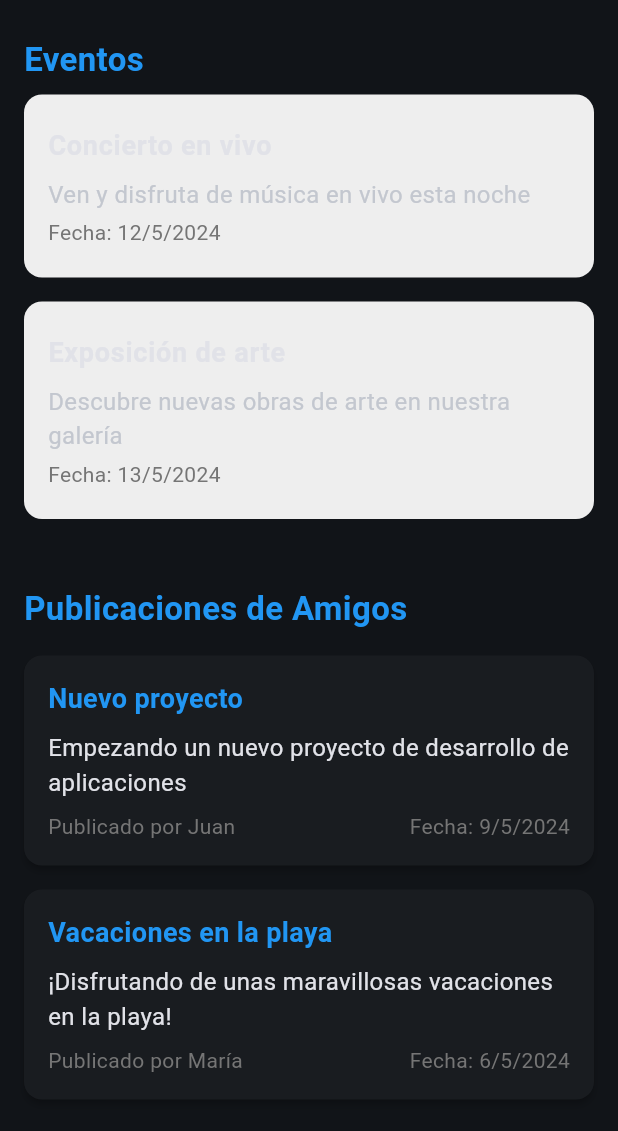
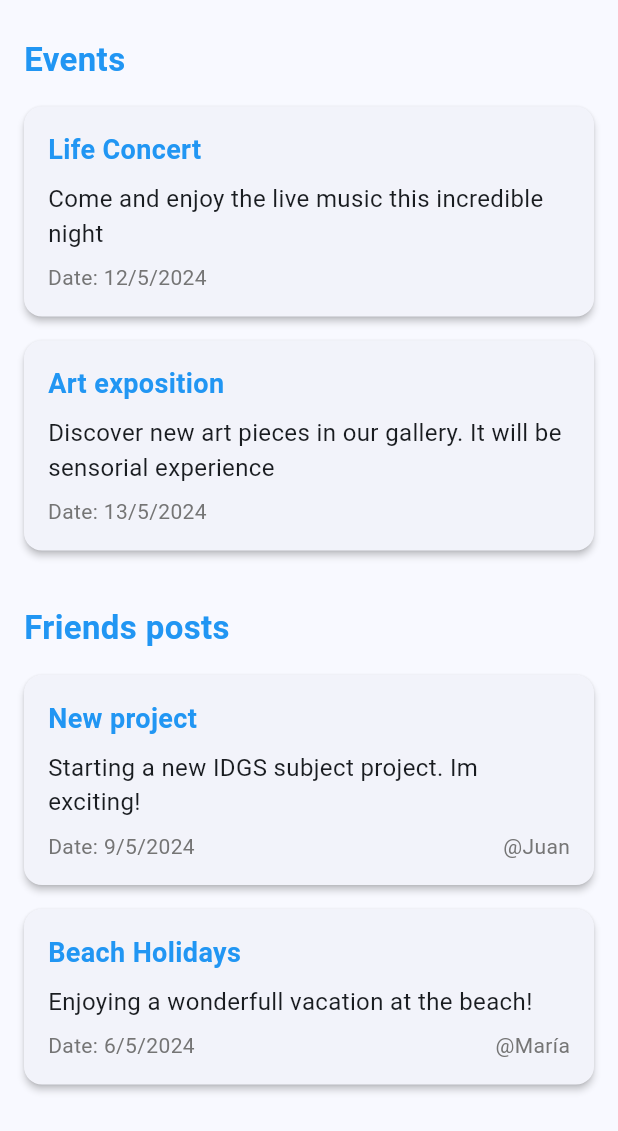
Before and after one commit to EmilioMartel/Stunet, a Flutter app: the HomeScreen screen opened directly, on a phone screen of 412 x 824 dp. Shown: the top 1131 px of the screen. Run offline on Flutter 3.47's test engine with Material 3 defaults, Android fonts, the phone set to English and light mode, and no system bars; our stand-ins replace dio, flutter_dotenv, go_router.

Commit message:
update home design

```diff
--- a/lib/config/theme/app_theme.dart
+++ b/lib/config/theme/app_theme.dart
@@ -20,7 +20,7 @@ class AppTheme {
 
   AppTheme({
     this.selectedColor = 0,
-    this.isDarkMode = true,
+    this.isDarkMode = false,
   }): assert( selectedColor >= 0, 'Selected color must be greather than 0 ' ),
       assert( selectedColor <= colorList.length-1 , 'Selected color must be less or equal than ${colorList.length-1} ' );
 
--- a/lib/presentation/screens/stunet/home_screen.dart
+++ b/lib/presentation/screens/stunet/home_screen.dart
@@ -9,27 +9,27 @@ class HomeScreen extends StatelessWidget {
 
   final List<HomeEvent> events = [
     HomeEvent(
-      title: 'Concierto en vivo',
-      description: 'Ven y disfruta de música en vivo esta noche',
+      title: 'Life Concert',
+      description: 'Come and enjoy the live music this incredible night',
       date: DateTime.now().add(const Duration(days: 1)),
     ),
     HomeEvent(
-      title: 'Exposición de arte',
-      description: 'Descubre nuevas obras de arte en nuestra galería',
+      title: 'Art exposition',
+      description: 'Discover new art pieces in our gallery. It will be sensorial experience',
       date: DateTime.now().add(const Duration(days: 2)),
     ),
   ];
 
   final List<FriendPost> friendPosts = [
     FriendPost(
-      title: 'Nuevo proyecto',
-      message: 'Empezando un nuevo proyecto de desarrollo de aplicaciones',
+      title: 'New project',
+      message: 'Starting a new IDGS subject project. Im exciting!',
       date: DateTime.now().subtract(const Duration(days: 2)),
       user: 'Juan',
     ),
     FriendPost(
-      title: 'Vacaciones en la playa',
-      message: '¡Disfrutando de unas maravillosas vacaciones en la playa!',
+      title: 'Beach Holidays',
+      message: 'Enjoying a wonderfull vacation at the beach!',
       date: DateTime.now().subtract(const Duration(days: 5)),
       user: 'María',
     ),
@@ -44,10 +44,10 @@ class HomeScreen extends StatelessWidget {
       body: ListView(
         padding: const EdgeInsets.all(16.0),
         children: [
-          _buildSectionTitle('Eventos'),
+          _buildSectionTitle('Events'),
           _buildEventList(),
           const SizedBox(height: 20.0),
-          _buildSectionTitle('Publicaciones de Amigos'),
+          _buildSectionTitle('Friends posts'),
           _buildFriendPostList(),
         ],
       ),
@@ -71,19 +71,25 @@ class HomeScreen extends StatelessWidget {
 Widget _buildEventList() {
   return Column(
     children: events.map((event) {
-        return Column(
+      return Card(
+        margin: const EdgeInsets.symmetric(vertical: 8.0),
+        shape: RoundedRectangleBorder(
+          borderRadius: BorderRadius.circular(12.0),
+        ),
+        elevation: 2.0,
+        child: Padding(
+          padding: const EdgeInsets.all(16.0),
+          child: Column(
+            crossAxisAlignment: CrossAxisAlignment.start,
             children: [
-            ListTile(
-              title: Text(
+              Text(
                 event.title,
                 style: const TextStyle(
+                  fontSize: 18.0,
                   fontWeight: FontWeight.bold,
-                  fontSize: 18.0,
+                  color: Colors.blue,
                 ),
               ),
-              subtitle: Column(
-                crossAxisAlignment: CrossAxisAlignment.start,
-                children: [
               const SizedBox(height: 8.0),
               Text(
                 event.description,
@@ -91,27 +97,19 @@ class HomeScreen extends StatelessWidget {
                   fontSize: 16.0,
                 ),
               ),
-                  const SizedBox(height: 4.0),
+              const SizedBox(height: 8.0),
+
               Text(
-                    'Fecha: ${event.date.day}/${event.date.month}/${event.date.year}',
+                    'Date: ${event.date.day}/${event.date.month}/${event.date.year}',
                     style: TextStyle(
                       fontSize: 14.0,
                       color: Colors.grey[600],
                     ),
+                    textAlign: TextAlign.end,
                   ),
             ],
           ),
-              tileColor: Colors.grey[200],
-              contentPadding: const EdgeInsets.symmetric(
-                vertical: 12.0,
-                horizontal: 16.0,
         ),
-              shape: RoundedRectangleBorder(
-                borderRadius: BorderRadius.circular(12.0),
-              ),
-            ),
-            const SizedBox(height: 16.0), // Espacio vertical entre eventos
-          ],
       );
     }).toList(),
   );
@@ -151,19 +149,20 @@ class HomeScreen extends StatelessWidget {
                   mainAxisAlignment: MainAxisAlignment.spaceBetween,
                   children: [
                     Text(
-                      'Publicado por ${post.user}',
+                      'Date: ${post.date.day}/${post.date.month}/${post.date.year}',
                       style: TextStyle(
                         fontSize: 14.0,
                         color: Colors.grey[600],
                       ),
                     ),
                     Text(
-                      'Fecha: ${post.date.day}/${post.date.month}/${post.date.year}',
+                      '@${post.user}',
                       style: TextStyle(
                         fontSize: 14.0,
                         color: Colors.grey[600],
                       ),
                     ),
+
                   ],
                 ),
               ],
--- a/lib/presentation/screens/stunet/main_screen.dart
+++ b/lib/presentation/screens/stunet/main_screen.dart
@@ -37,7 +37,7 @@ class _MainScreenState extends State<MainScreen> {
   ];
 
   // Estado para controlar el modo claro/oscuro
-  bool _isDarkMode = true;
+  bool _isDarkMode = false;
 
   // Función para cambiar entre el modo claro y oscuro
   void _toggleDarkMode() {
```
Lines whose indentation alone changed are shown as unchanged.
